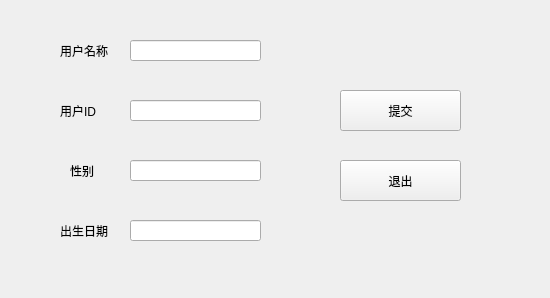
magic-xiaoi/library, file UI_window/add_user_win.ui: the form before one commit.
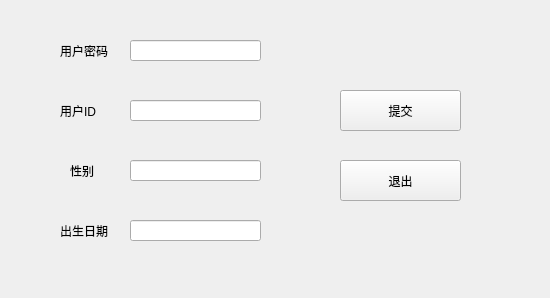
The form after the commit.

```diff
--- a/UI_window/add_user_win.ui
+++ b/UI_window/add_user_win.ui
@@ -23,7 +23,7 @@
     </rect>
    </property>
    <property name="text">
-    <string>用户名称</string>
+    <string>用户密码</string>
    </property>
   </widget>
   <widget class="QLineEdit" name="lineEdit">
```
